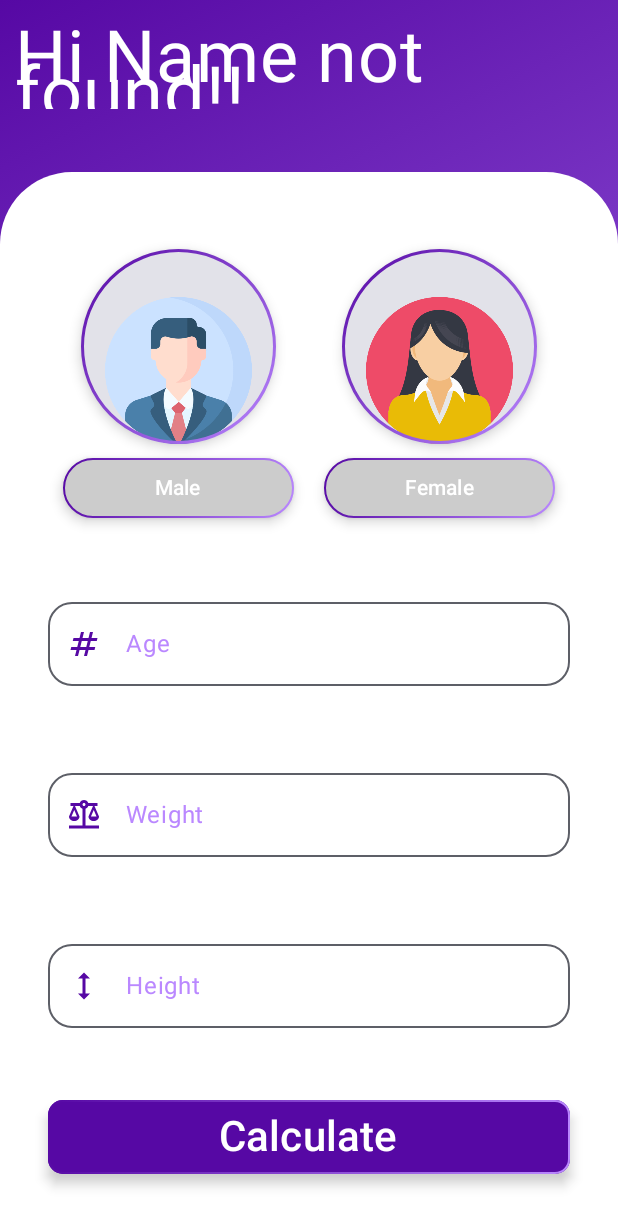
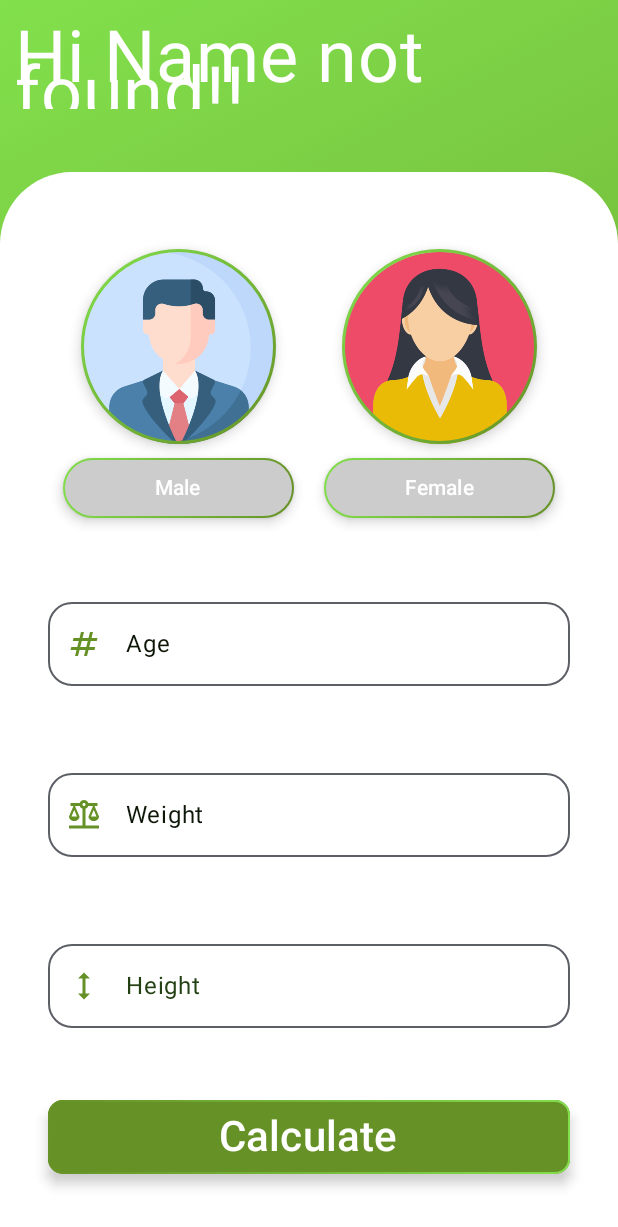
Before and after one commit to lucsnobre/kotlen, an Android app built with Jetpack Compose: the UserDataScreen screen opened through its navigation route, on a phone screen of 412 x 824 dp. Shown: the top 1227 px of the screen. Run offline under Robolectric (Android 15) with nearby library versions, the phone set to English and light mode, and no system bars.

```diff
--- a/app/src/main/java/br/senai/sp/jandira/imctetamansa/screens/UserDataScreen.kt
+++ b/app/src/main/java/br/senai/sp/jandira/imctetamansa/screens/UserDataScreen.kt
@@ -128,8 +128,8 @@ fun UserDataScreen(
             .background(
                 brush = Brush.linearGradient(
                     listOf(
-                        Color(0xFF5608A4),
-                        Color(0xFFBA88FF)
+                        Color(0xFF82E04C),
+                        Color(0xFF669126)
                     )
                 )
             )
@@ -181,8 +181,8 @@ fun UserDataScreen(
                                     2.dp,
                                     brush = Brush.linearGradient(
                                         listOf(
-                                            Color(0xFF5608A4),
-                                            Color(0xFFBA88FF)
+                                            Color(0xFF82E04C),
+                                            Color(0xFF669126)
                                         )
                                     )),
                                 elevation = CardDefaults.elevatedCardElevation(5.dp)
@@ -191,7 +191,7 @@ fun UserDataScreen(
                                     painter = painterResource(id = R.drawable.profile),
                                     contentDescription = stringResource(R.string.logo_description),
                                     modifier = Modifier
-                                        .padding(top = 32.dp)
+                                        .padding(top = 2.dp)
                                         .fillMaxSize()
 
                                 )
@@ -205,8 +205,8 @@ fun UserDataScreen(
                                     1.dp,
                                     brush = Brush.linearGradient(
                                         listOf(
-                                            Color(0xFF5608A4),
-                                            Color(0xFFBA88FF)
+                                            Color(0xFF82E04C),
+                                            Color(0xFF669126)
                                         )
                                     )),
                                 elevation = ButtonDefaults.buttonElevation(5.dp),
@@ -230,8 +230,8 @@ fun UserDataScreen(
                                     2.dp,
                                     brush = Brush.linearGradient(
                                         listOf(
-                                            Color(0xFF5608A4),
-                                            Color(0xFFBA88FF)
+                                            Color(0xFF82E04C),
+                                            Color(0xFF669126)
                                         )
                                     )),
                                 elevation = CardDefaults.elevatedCardElevation(5.dp)
@@ -240,7 +240,7 @@ fun UserDataScreen(
                                     painter = painterResource(id = R.drawable.woman),
                                     contentDescription = stringResource(R.string.logo_description),
                                     modifier = Modifier
-                                        .padding(top = 32.dp)
+                                        .padding(top = 2.dp)
                                         .fillMaxSize()
                                 )
                             }
@@ -253,8 +253,8 @@ fun UserDataScreen(
                                     1.dp,
                                     brush = Brush.linearGradient(
                                         listOf(
-                                            Color(0xFF5608A4),
-                                            Color(0xFFBA88FF)
+                                            Color(0xFF82E04C),
+                                            Color(0xFF669126)
                                         )
                                     )),
                                 elevation = ButtonDefaults.buttonElevation(5.dp),
@@ -288,7 +288,7 @@ fun UserDataScreen(
                                 Icon(
                                     imageVector = Icons.Default.Numbers,
                                     contentDescription = "",
-                                    tint = Color(0xFF5608A4)
+                                    tint = Color(0xFF669126)
                                 )
                             },
                             keyboardOptions = KeyboardOptions(
@@ -296,8 +296,8 @@ fun UserDataScreen(
                                 imeAction = ImeAction.Next
                             ),
                             colors = OutlinedTextFieldDefaults.colors(
-                                unfocusedLabelColor = Color(0xFFBA88FF),
-                                cursorColor = Color(0xFFBA88FF)
+                                unfocusedLabelColor = Color(0xFF0D1708),
+                                cursorColor = Color(0xFF0D1708)
                             ),
                             isError = isErrorStateInputAge.value,
                             supportingText = {
@@ -325,7 +325,7 @@ fun UserDataScreen(
                                 Icon(
                                     imageVector = Icons.Default.Balance,
                                     contentDescription = "",
-                                    tint = Color(0xFF5608A4)
+                                    tint = Color(0xFF669126)
                                 )
                             },
                             keyboardOptions = KeyboardOptions(
@@ -333,8 +333,8 @@ fun UserDataScreen(
                                 imeAction = ImeAction.Next
                             ),
                             colors = OutlinedTextFieldDefaults.colors(
-                                unfocusedLabelColor = Color(0xFFBA88FF),
-                                cursorColor = Color(0xFFBA88FF)
+                                unfocusedLabelColor = Color(0xFF0D1708),
+                                cursorColor = Color(0xFF0D1708)
                             ),
                             isError = isErrorStateInputWeight.value,
                             supportingText = {
@@ -361,7 +361,7 @@ fun UserDataScreen(
                                 Icon(
                                     imageVector = Icons.Default.Height,
                                     contentDescription = "",
-                                    tint = Color(0xFF5608A4)
+                                    tint = Color(0xFF669126)
                                 )
                             },
                             keyboardOptions = KeyboardOptions(
@@ -369,8 +369,8 @@ fun UserDataScreen(
                                 imeAction = ImeAction.Done
                             ),
                             colors = OutlinedTextFieldDefaults.colors(
-                                cursorColor = Color(0xFFBA88FF),
-                                unfocusedLabelColor = Color(0xFFBA88FF)
+                                cursorColor = Color(0xFF365724),
+                                unfocusedLabelColor = Color(0xFF234113)
                             ),
                             isError = isErrorStateInputHeight.value,
                             supportingText = {
@@ -430,12 +430,12 @@ fun UserDataScreen(
                             1.dp,
                             brush = Brush.linearGradient(
                                 listOf(
-                                    Color(0xFF5608A4),
-                                    Color(0xFFBA88FF)
+                                    Color(0xFF669126),
+                                    Color(0xFF82E04C)
                                 )
                             )),
                         elevation = ButtonDefaults.buttonElevation(5.dp),
-                        colors = ButtonDefaults.buttonColors(Color(0xFF5608A4)),
+                        colors = ButtonDefaults.buttonColors(Color(0xFF669126)),
                         shape = RoundedCornerShape(10.dp)
                     )  {
                         Text(
```
Also changed, not shown: app/src/main/java/br/senai/sp/jandira/imctetamansa/components/BmiLevel.kt (+4 -4 lines), app/src/main/java/br/senai/sp/jandira/imctetamansa/screens/BMIResultScreen.kt (+18 -18 lines).
